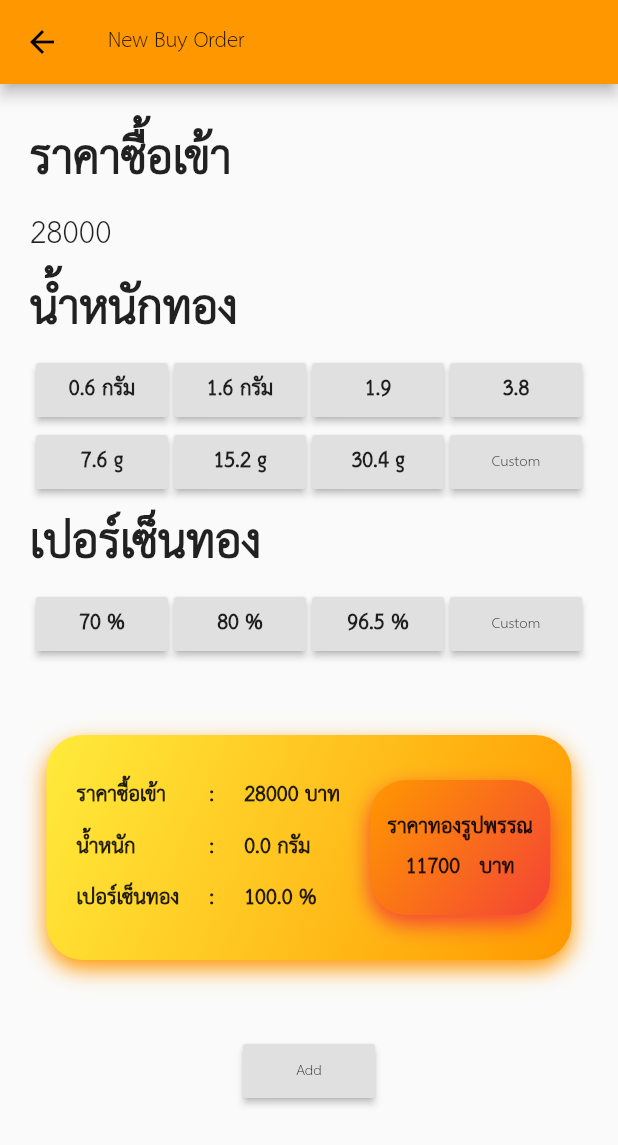
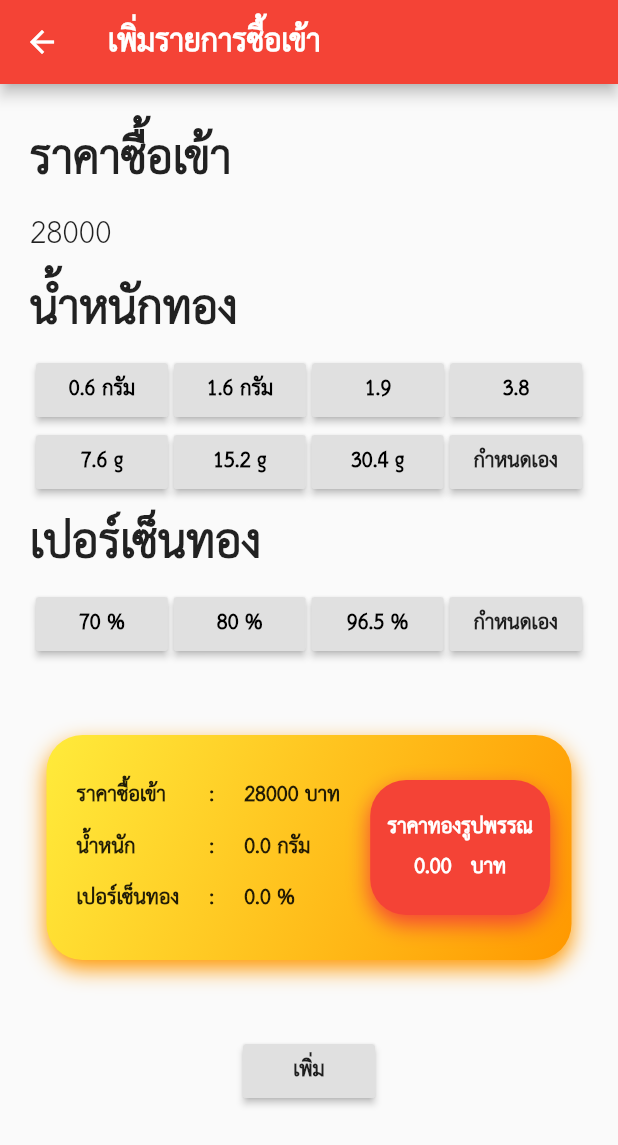
Before and after one commit to jkpctn/my_gold, a Flutter app: the screen it shows after launch, after a tap on "ซื้อเข้า", on a phone screen of 412 x 824 dp. Shown: the top 1145 px of the screen. Run offline on Flutter 3.47's test engine with Material 2 defaults, Android fonts, the phone set to English and light mode, and no system bars; our stand-ins replace numberpicker.

Commit message:
add price calculation

```diff
--- a/lib/main.dart
+++ b/lib/main.dart
@@ -36,7 +36,7 @@ class MyApp extends StatelessWidget {
   Widget build(BuildContext context) {
     return MaterialApp(
       theme: ThemeData(
-          primarySwatch: Colors.orange,
+          primarySwatch: Colors.red,
           visualDensity: VisualDensity.adaptivePlatformDensity,
           fontFamily: 'THSarabunNew'),
       // routes: {
--- a/lib/presentation/add_buy_order_screen.dart
+++ b/lib/presentation/add_buy_order_screen.dart
@@ -1,9 +1,14 @@
+import 'package:flutter/cupertino.dart';
 import 'package:flutter/material.dart';
+import 'package:my_gold/presentation/calculate_function.dart';
 import 'package:my_gold/resource/data.dart';
 import 'package:numberpicker/numberpicker.dart';
+import 'package:my_gold/presentation/style.dart';
 
 const header_textstyle = TextStyle(fontSize: 45, fontWeight: FontWeight.w800);
 const button_textstyle = TextStyle(fontSize: 5, fontWeight: FontWeight.w800);
+const TextStyle detailText =
+    TextStyle(fontSize: 20, fontWeight: FontWeight.w800);
 
 class AddBuyOrderScreen extends StatefulWidget {
   @override
@@ -13,8 +18,17 @@ class AddBuyOrderScreen extends StatefulWidget {
 class _AddBuyOrderScreenState extends State<AddBuyOrderScreen> {
   double goldPrice = 28000;
   double weight = 0.0;
-  double _currentGoldPercentage = 100;
-  double price = 555555;
+  double goldPercentage = 0;
+  double price = 0;
+  bool displayAlertWeight = false;
+  bool disolayAlertPercentage = false;
+  @override
+  void setState(fn) {
+    // TODO: implement setState
+    super.setState(fn);
+    price = calculateBuyingPrice(goldPrice, weight, goldPercentage);
+  }
+
   void changeWeight(double tappedWeight) {
     debugPrint('w $weight tap $tappedWeight');
     weight = tappedWeight;
@@ -23,7 +37,7 @@ class _AddBuyOrderScreenState extends State<AddBuyOrderScreen> {
 
   void changeGoldPercentage(double tappedWeight) {
     debugPrint('w $weight tap $tappedWeight');
-    _currentGoldPercentage = tappedWeight;
+    goldPercentage = tappedWeight;
     setState(() {});
   }
 
@@ -36,15 +50,63 @@ class _AddBuyOrderScreenState extends State<AddBuyOrderScreen> {
   }
 
   bool isSelectedGoldPercentage(double buttonPercentage) {
-    if (buttonPercentage == _currentGoldPercentage) {
+    if (buttonPercentage == goldPercentage) {
       return true;
     } else
       return false;
   }
 
   void _addBuyOrder() {
+    if (weight == 0 && goldPercentage == 0) {
+      AlertDialog alert = AlertDialog(
+        title: Text(
+          'โปรดระบุ',
+          style: TextStyle(fontSize: 40, fontWeight: FontWeight.w800),
+        ),
+        content: Text('น้ำหนักและเปอร์เซ็นทอง',
+            style: TextStyle(fontSize: 25, fontWeight: FontWeight.w800)),
+      );
+      showDialog(
+        context: context,
+        builder: (BuildContext context) {
+          return alert;
+        },
+      );
+    } else if (weight == 0) {
+      AlertDialog alert = AlertDialog(
+        title: Text(
+          'โปรดระบุ',
+          style: TextStyle(fontSize: 40, fontWeight: FontWeight.w800),
+        ),
+        content: Text('น้ำหนัก',
+            style: TextStyle(fontSize: 25, fontWeight: FontWeight.w800)),
+      );
+      showDialog(
+        context: context,
+        builder: (BuildContext context) {
+          return alert;
+        },
+      );
+      setState(() {});
+    } else if (goldPercentage == 0) {
+      AlertDialog alert = AlertDialog(
+        title: Text(
+          'โปรดระบุ',
+          style: TextStyle(fontSize: 40, fontWeight: FontWeight.w800),
+        ),
+        content: Text('เปอร์เซ็นทอง',
+            style: TextStyle(fontSize: 25, fontWeight: FontWeight.w800)),
+      );
+      showDialog(
+        context: context,
+        builder: (BuildContext context) {
+          return alert;
+        },
+      );
+    } else
       Navigator.pop(
-        context, BuyOrder(goldPrice, weight, _currentGoldPercentage, price));
+          context, BuyOrder(goldPrice, weight, goldPercentage, price));
+    setState(() {});
   }
 
   void _showCustomWeight() {
@@ -72,10 +134,10 @@ class _AddBuyOrderScreenState extends State<AddBuyOrderScreen> {
             minValue: 0,
             maxValue: 100,
             title: new Text("Pick new weight"),
-            initialDoubleValue: _currentGoldPercentage,
+            initialDoubleValue: goldPercentage,
           );
         }).then((value) => {
-          if (value != null) {setState(() => _currentGoldPercentage = value)}
+          if (value != null) {setState(() => goldPercentage = value)}
         });
   }
 
@@ -84,7 +146,8 @@ class _AddBuyOrderScreenState extends State<AddBuyOrderScreen> {
     return Scaffold(
       appBar: AppBar(
           title: Text(
-        'New Buy Order',
+        'เพิ่มรายการซื้อเข้า',
+        style: TextStyle(fontSize: 30, fontWeight: FontWeight.w800),
       )),
       body: SafeArea(
         child: Padding(
@@ -101,9 +164,19 @@ class _AddBuyOrderScreenState extends State<AddBuyOrderScreen> {
                 '28000',
                 style: TextStyle(fontSize: 30),
               ),
+              Row(
+                children: [
                   Text(
-                'น้ำหนักทอง',
+                    'น้ำหนักทอง ',
                     style: TextStyle(fontSize: 45, fontWeight: FontWeight.w800),
+                  ),
+                  if (displayAlertWeight)
+                    Text('*เลือกอันนี้ด้วย*',
+                        style: TextStyle(
+                            fontSize: 30,
+                            fontWeight: FontWeight.w800,
+                            color: Colors.red))
+                ],
               ),
               Row(
                 mainAxisAlignment: MainAxisAlignment.spaceEvenly,
@@ -121,7 +194,13 @@ class _AddBuyOrderScreenState extends State<AddBuyOrderScreen> {
                   selectButton('15.2 g', 15.2, isSelectedWeight(15.2)),
                   selectButton('30.4 g', 30.4, isSelectedWeight(30.4)),
                   RaisedButton(
-                    child: Text('Custom'),
+                    child: Text(
+                      'กำหนดเอง',
+                      style: isCustomWeight(weight)
+                          ? (smaller_decorationText)
+                          : smaller_detailText,
+                    ),
+                    color: isCustomWeight(weight) ? (Colors.blue) : null,
                     onPressed: () => _showCustomWeight(),
                   )
                 ],
@@ -138,7 +217,15 @@ class _AddBuyOrderScreenState extends State<AddBuyOrderScreen> {
                   selectGoldButton(
                       '96.5 %', 96.5, isSelectedGoldPercentage(96.5)),
                   RaisedButton(
-                    child: Text('Custom'),
+                    child: Text(
+                      'กำหนดเอง',
+                      style: isCustomGoldPercentage(goldPercentage)
+                          ? (smaller_decorationText)
+                          : smaller_detailText,
+                    ),
+                    color: isCustomGoldPercentage(goldPercentage)
+                        ? (Colors.blue)
+                        : null,
                     onPressed: () => _showCustomGoldPercentage(),
                   )
                 ],
@@ -149,15 +236,19 @@ class _AddBuyOrderScreenState extends State<AddBuyOrderScreen> {
               Row(
                 mainAxisAlignment: MainAxisAlignment.center,
                 children: <Widget>[
-                  orderCard(weight, _currentGoldPercentage, goldPrice),
+                  orderCard(weight, goldPercentage, goldPrice, price),
                 ],
               ),
               SizedBox(
                 height: 50,
               ),
               Center(
-                child:
-                    RaisedButton(child: Text('Add'), onPressed: _addBuyOrder),
+                child: RaisedButton(
+                    child: Text(
+                      'เพิ่ม',
+                      style: detailText,
+                    ),
+                    onPressed: _addBuyOrder),
               )
             ],
           ),
@@ -177,7 +268,7 @@ class _AddBuyOrderScreenState extends State<AddBuyOrderScreen> {
           style: TextStyle(
               fontSize: 20,
               fontWeight: FontWeight.w800,
-          ),
+              color: isSelectedWeight ? (Colors.white) : Colors.black),
         ),
         onPressed: () => changeWeight(weightGrams),
       ),
@@ -195,7 +286,7 @@ class _AddBuyOrderScreenState extends State<AddBuyOrderScreen> {
           style: TextStyle(
               fontSize: 20,
               fontWeight: FontWeight.w800,
-          ),
+              color: isSelectedWeight ? (Colors.white) : Colors.black),
         ),
         onPressed: () => changeGoldPercentage(weightGrams),
       ),
@@ -204,7 +295,7 @@ class _AddBuyOrderScreenState extends State<AddBuyOrderScreen> {
 }
 
 Container orderCard(
-    double weightGrams, double goldPercentage, double goldPrice) {
+    double weightGrams, double goldPercentage, double goldPrice, double price) {
   double _padding = 20;
   const TextStyle detailText =
       TextStyle(fontSize: 20, fontWeight: FontWeight.w800);
@@ -293,10 +384,11 @@ Container orderCard(
                   width: 120,
                   decoration: BoxDecoration(
                       borderRadius: BorderRadius.circular(24),
-                      gradient: LinearGradient(
-                          colors: [Colors.orange, Colors.red],
-                          begin: Alignment.topLeft,
-                          end: Alignment.bottomRight),
+                      // gradient: LinearGradient(
+                      //     colors: [Colors.orange, Colors.red],
+                      //     begin: Alignment.topLeft,
+                      //     end: Alignment.bottomRight),
+                      color: Colors.red,
                       boxShadow: [
                         BoxShadow(
                           color: Colors.red,
@@ -309,11 +401,11 @@ Container orderCard(
                     children: [
                       Text(
                         'ราคาทองรูปพรรณ',
-                        style: detailText,
+                        style: smaller_decorationText,
                       ),
                       Text(
-                        '11700   บาท',
-                        style: detailText,
+                        '${price.toStringAsFixed(2)}   บาท',
+                        style: smaller_decorationText,
                       )
                     ],
                   ))
--- /dev/null
+++ b/lib/presentation/calculate_function.dart
@@ -0,0 +1,36 @@
+double calculateBuyingPrice(
+    double goldPrice, double weight, double goldPercentage) {
+  double price;
+  if (goldPercentage == 96.5) {
+    price = weight / 15.2 * 0.656 * goldPrice;
+  } else {
+    price = weight / 15.2 * 0.656 * goldPrice * (goldPercentage * 0.01);
+  }
+  return price;
+}
+
+double calculateSellingPrice(
+    double goldPrice, double weight, double goldPercentage, double makingFee) {
+  double price;
+  if (goldPercentage == 96.5) {
+    price = (weight / 15.2 * 0.656 * goldPrice) + makingFee;
+  } else {
+    price = ((weight / 15.2 * 0.656 * goldPrice) + makingFee) *
+        (goldPercentage * 0.01);
+  }
+  return price;
+}
+
+bool isCustomWeight(double weight) {
+  if (![0, 0.6, 1.6, 1.9, 3.8, 7.6, 15.2, 30.4].contains(weight))
+    return true;
+  else
+    return false;
+}
+
+bool isCustomGoldPercentage(double percentage) {
+  if (![0, 70, 80, 96.5].contains(percentage))
+    return true;
+  else
+    return false;
+}
--- a/lib/presentation/home_screen.dart
+++ b/lib/presentation/home_screen.dart
@@ -1,7 +1,6 @@
 import 'package:flutter/cupertino.dart';
 import 'package:flutter/material.dart';
 import 'package:my_gold/config/routes.dart';
-import 'package:my_gold/presentation/display_buy_order_screen.dart';
 import 'package:my_gold/resource/data.dart';
 
 class MyHomePage extends StatefulWidget {
@@ -39,15 +38,25 @@ class _MyHomePageState extends State<MyHomePage> {
     });
   }
 
-  List<BuyOrder> tmpOrders = buyOrders;
+  List<BuyOrder> tmpOrders = [];
   _navigateAndDisplayAddData(BuildContext context) async {
     // Navigator.push returns a Future that completes after calling
     // Navigator.pop on the Selection Screen.
     final result = await Navigator.of(context).pushNamed(AppRoutes.addBuyOrder);
-    tmpOrders.add(result);
-    _scaffoldKey.currentState
-      ..removeCurrentSnackBar()
-      ..showSnackBar(SnackBar(content: Text("$result")));
+    if (result != null) {
+      tmpOrders.add(result);
+      _scaffoldKey.currentState
+        ..removeCurrentSnackBar()
+        ..showSnackBar(SnackBar(
+          content: Row(
+            mainAxisAlignment: MainAxisAlignment.center,
+            children: [
+              Text("เพิ่ม 1 รายการสำเร็จ"),
+            ],
+          ),
+        ));
+    }
+    setState(() {});
   }
 
   void selectDate() {}
@@ -56,6 +65,7 @@ class _MyHomePageState extends State<MyHomePage> {
   @override
   Widget build(BuildContext context) {
     return Scaffold(
+      backgroundColor: Color(0xffeaeaea),
       key: _scaffoldKey,
       appBar: AppBar(
         title: Text('Home'),
@@ -127,7 +137,7 @@ class _MyHomePageState extends State<MyHomePage> {
                                     color: Colors.white),
                               ),
                               Text(
-                                '0 items',
+                                '${tmpOrders.length} items',
                                 style: TextStyle(
                                     fontSize: 30,
                                     fontWeight: FontWeight.w600,
--- /dev/null
+++ b/lib/presentation/style.dart
@@ -0,0 +1,14 @@
+import 'package:flutter/material.dart';
+
+const TextStyle detailText = TextStyle(
+  fontSize: 25,
+  fontWeight: FontWeight.w800,
+);
+const TextStyle smaller_detailText = TextStyle(
+  fontSize: 20,
+  fontWeight: FontWeight.w800,
+);
+const TextStyle decorationText =
+    TextStyle(fontSize: 25, fontWeight: FontWeight.w800, color: Colors.white);
+const TextStyle smaller_decorationText =
+    TextStyle(fontSize: 20, fontWeight: FontWeight.w800, color: Colors.white);
--- a/lib/resource/data.dart
+++ b/lib/resource/data.dart
@@ -17,9 +17,9 @@ class SellOrder {
 }
 
 List<BuyOrder> buyOrders = [
-  BuyOrder(2000, 10, 70, 200),
-  BuyOrder(3000, 20, 10, 2100),
-  BuyOrder(4000, 310, 96.5, 2002),
+  BuyOrder(28000, 10, 70, 0),
+  BuyOrder(26000, 20, 10, 0),
+  BuyOrder(25000, 310, 96.5, 0),
 ];
 List<Map> data = [
   {
```
Also changed, not shown: lib/presentation/display_buy_order_screen.dart (+30 -11 lines), lib/presentation/edit_buy_order_screen.dart (+55 -30 lines), lib/presentation/widget.dart (added). Lines whose indentation alone changed are shown as unchanged.
